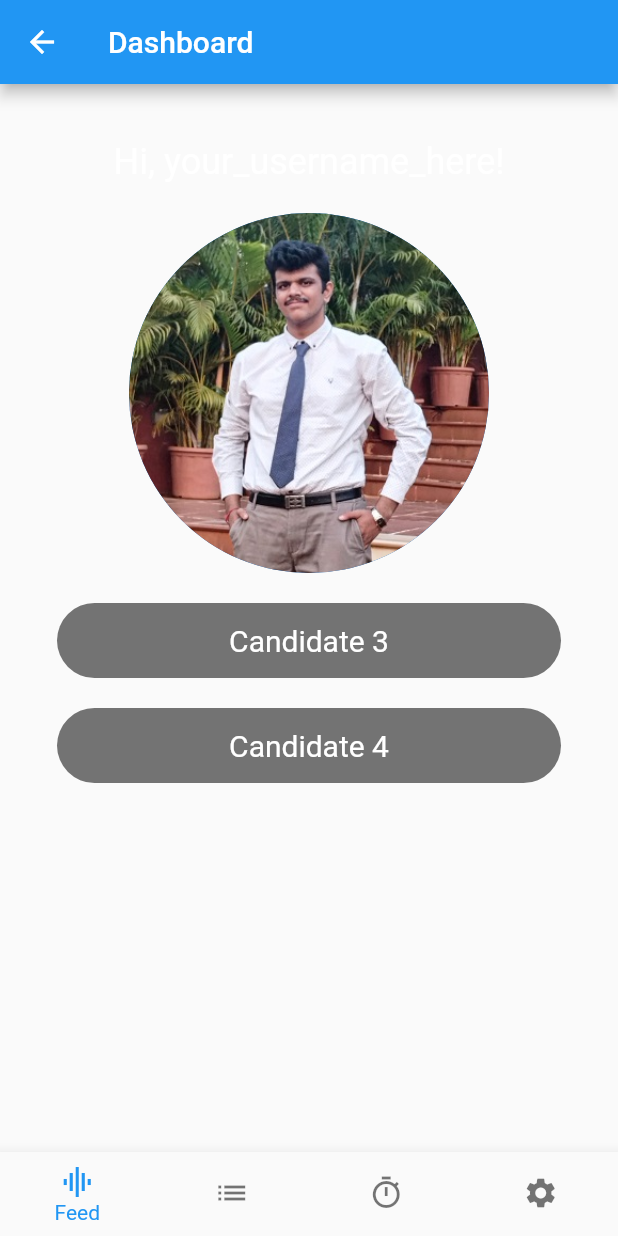
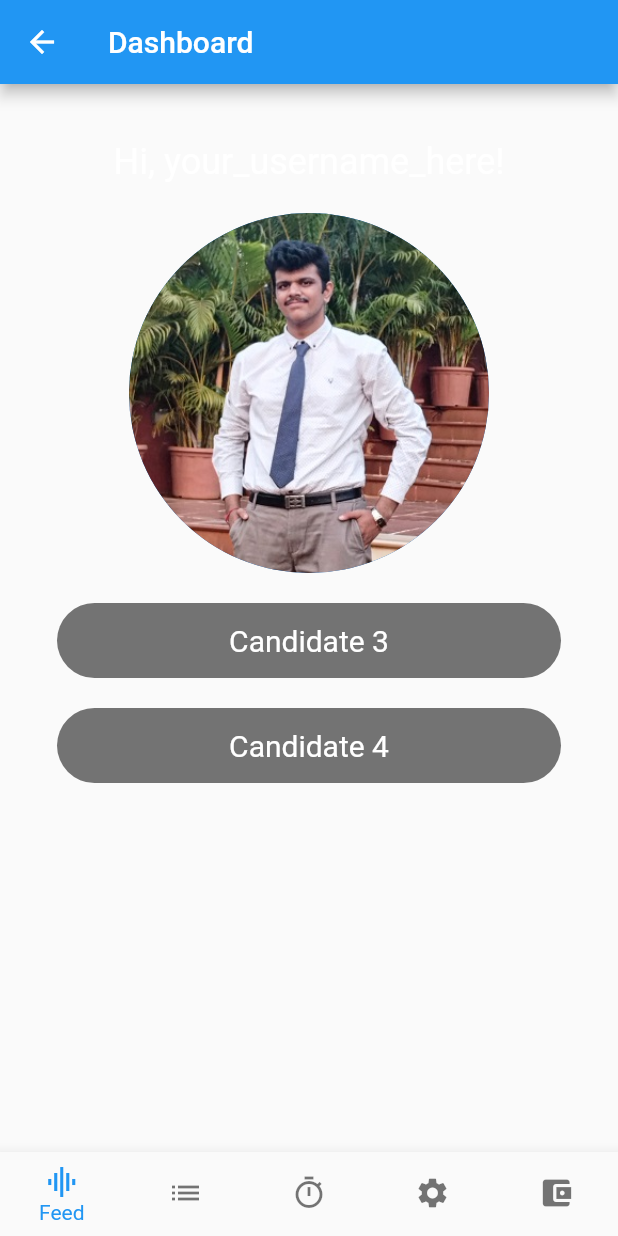
Before and after one commit to ioak-dev/fortuna-mobile, a Flutter app: the HomePage screen opened by its route, on a phone screen of 412 x 824 dp. Run offline on Flutter 3.47's test engine with Material 2 defaults, Android fonts, the phone set to English and light mode, and no system bars; our stand-ins replace animated_text_kit, bloc, equatable, flutter_bloc, flutter_colorpicker, flutter_spinkit and 5 more; accounts and stored records are empty.

Commit message:
added expense page

```diff
--- /dev/null
+++ b/lib/expnses/Expenses_page.dart
@@ -0,0 +1,139 @@
+import 'package:flutter/material.dart';
+
+void main() {
+  runApp(ExpensesPage());
+}
+
+class Expenses {
+  final String title;
+  final double amount;
+
+  Expenses(this.title, this.amount);
+}
+
+class ExpensesPage extends StatefulWidget {
+  @override
+  _ExpensePageAppState createState() => _ExpensePageAppState();
+}
+
+class _ExpensePageAppState extends State<ExpensesPage> {
+  final List<Expenses> _expenses = [];
+
+  void _addExpense(String title, double amount) {
+    setState(() {
+      _expenses.add(Expenses(title, amount));
+    });
+  }
+
+  void _removeExpenses(int index) {
+    setState(() {
+      _expenses.removeAt(index);
+    });
+  }
+
+  double _calculateTotalAmount() {
+    double total = 0;
+    for (var expense in _expenses) {
+      total += expense.amount;
+    }
+    return total;
+  }
+
+  @override
+  Widget build(BuildContext context) {
+    return MaterialApp(
+      title: 'Expense Tracker',
+      home: Scaffold(
+        appBar: AppBar(
+          title: Text('Expense Tracker'),
+        ),
+        body: Column(
+          children: <Widget>[
+            SizedBox(height: 20),
+            ElevatedButton(
+              onPressed: () {
+                showDialog(
+                  context: context,
+                  builder: (context) {
+                    TextEditingController titleController =
+                    TextEditingController();
+                    TextEditingController amountController =
+                    TextEditingController();
+
+                    return AlertDialog(
+                      title: Text('Add Expense'),
+                      content: Column(
+                        mainAxisSize: MainAxisSize.min,
+                        children: [
+                          TextField(
+                            controller: titleController,
+                            decoration: InputDecoration(labelText: 'Title'),
+                          ),
+                          TextField(
+                            controller: amountController,
+                            keyboardType: TextInputType.numberWithOptions(
+                                decimal: true),
+                            decoration: InputDecoration(labelText: 'Amount'),
+                          ),
+                        ],
+                      ),
+                      actions: [
+                        TextButton(
+                          onPressed: () {
+                            Navigator.of(context).pop();
+                          },
+                          child: Text('Cancel'),
+                        ),
+                        TextButton(
+                          onPressed: () {
+                            String title = titleController.text;
+                            double amount =
+                                double.tryParse(amountController.text) ?? 0.0;
+
+                            if (title.isNotEmpty && amount > 0) {
+                              _addExpense(title, amount);
+                              Navigator.of(context).pop();
+                            }
+                          },
+                          child: Text('Add'),
+                        ),
+                      ],
+                    );
+                  },
+                );
+              },
+              child: Text('Add Expense'),
+            ),
+            SizedBox(height: 10),
+            Text(
+              'Total Items: ${_expenses.length}',
+              style: TextStyle(fontSize: 18),
+            ),
+            Text(
+              'Total Cost: \$${_calculateTotalAmount().toStringAsFixed(2)}',
+              style: TextStyle(fontSize: 18),
+            ),
+            Expanded(
+              child: ListView.builder(
+                itemCount: _expenses.length,
+                itemBuilder: (context, index) {
+                  final expense = _expenses[index];
+                  return ListTile(
+                    title: Text(expense.title),
+                    subtitle: Text('\$${expense.amount.toStringAsFixed(2)}'),
+                    trailing: IconButton(
+                      icon: Icon(Icons.delete),
+                      onPressed: () {
+                        _removeExpenses(index);
+                      },
+                    ),
+                  );
+                },
+              ),
+            ),
+          ],
+        ),
+      ),
+    );
+  }
+}
--- a/lib/home/home_page.dart
+++ b/lib/home/home_page.dart
@@ -4,7 +4,7 @@ import 'package:endurance/dashboard/dashboard_page.dart';
 import 'package:endurance/theme/Settings_page.dart';
 import 'package:flutter/material.dart';
 import 'package:endurance/timer/timer_page.dart';
-//
+import 'package:endurance/expnses/Expenses_page.dart';
 class HomePage extends StatefulWidget {
   const HomePage({Key? key, required this.title, required this.username}) : super(key: key);
   final String title;
@@ -95,6 +95,7 @@ class _HomePageState extends State<HomePage> {
       const PresetListPage(),
       TimerPage(),
       SettingsPage(),
+      ExpensesPage(),
       LoginPage(),
       const Center(child: Text('Perform preset')),
       const Center(child: Text('Settings')),
@@ -124,9 +125,14 @@ class _HomePageState extends State<HomePage> {
             icon: Icon(Icons.timer_outlined),
             label: 'Timer',
           ),
+
           BottomNavigationBarItem(
             icon: Icon(Icons.settings),
             label: 'Settings',
+          ),
+          BottomNavigationBarItem(
+            icon: Icon(Icons.account_balance_wallet),
+            label: 'Expenses',
           ),
         ],
       ),
--- a/lib/main.dart
+++ b/lib/main.dart
@@ -10,6 +10,7 @@ import 'package:endurance/home/loading.dart';
 import 'package:provider/provider.dart';
 import 'package:endurance/theme/ThemeManager.dart';
 import 'package:endurance/theme/Settings_page.dart';
+import 'package:endurance/expnses/Expenses_page.dart';
 
 
 
--- a/lib/timer/timer_page.dart
+++ b/lib/timer/timer_page.dart
@@ -74,7 +74,13 @@ class _TimerWidgetState extends State<TimerPage> {
 
   @override
   Widget build(BuildContext context) {
-    return Column(
+    return MaterialApp(
+        title: 'Timer',
+        home: Scaffold(
+          appBar: AppBar(
+            title: Text('Timer'),
+          ),
+            body: Column(
       mainAxisAlignment: MainAxisAlignment.center,
       children: [
         Image.asset("images/timer.gif",height: 180,width: 180,),
@@ -122,6 +128,8 @@ class _TimerWidgetState extends State<TimerPage> {
             ],
           ),
       ],
+    ),
+    ),
     );
   }
 }
```
Also changed, not shown: 1 other file.
